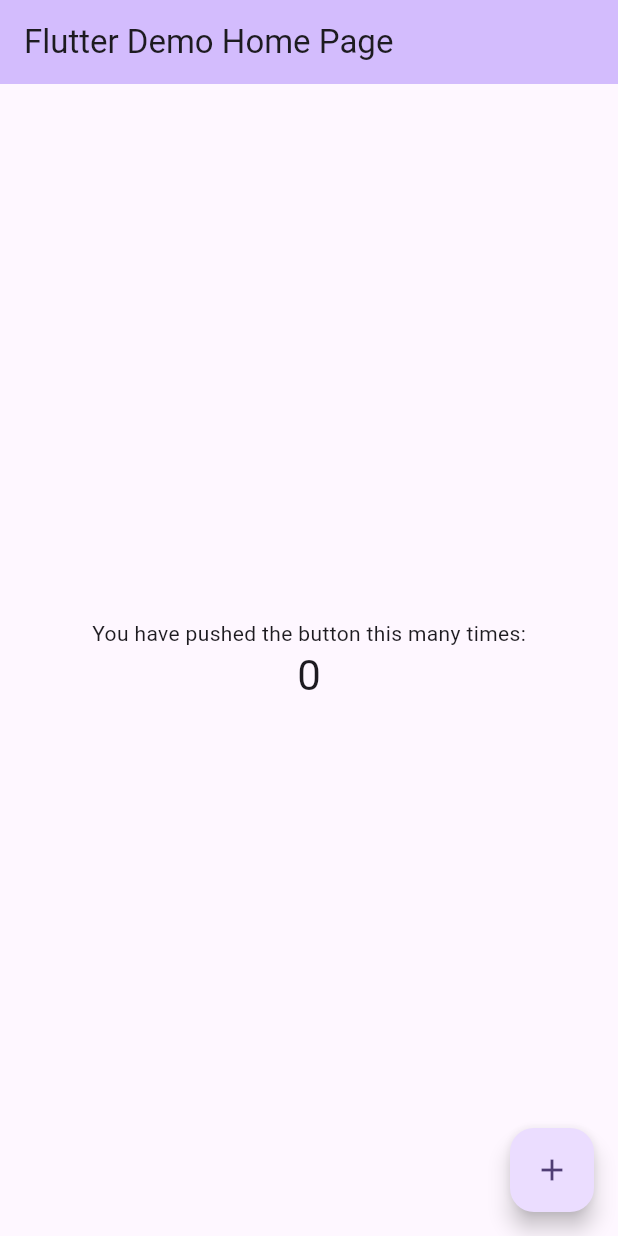
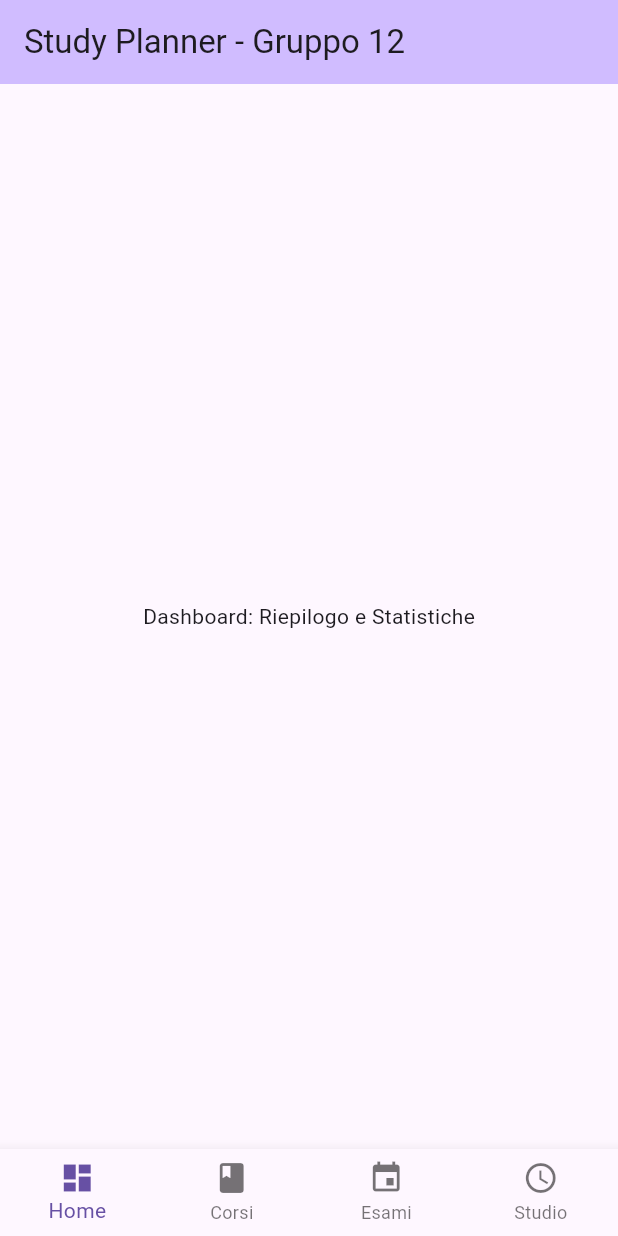
Before and after one commit to famato46/MOBPROG_StudyPlanner-ExamTracker-G12, a Flutter app: the screen it shows after launch, on a phone screen of 412 x 824 dp. Run offline on Flutter 3.47's test engine with Material 3 defaults, Android fonts, the light colour scheme and no system bars.

Commit message:
Update main and README

```diff
--- a/lib/main.dart
+++ b/lib/main.dart
@@ -1,121 +1,67 @@
 import 'package:flutter/material.dart';
 
 void main() {
-  runApp(const MyApp());
+  runApp(const StudyPlannerApp());
 }
 
-class MyApp extends StatelessWidget {
-  const MyApp({super.key});
+class StudyPlannerApp extends StatelessWidget {
+  const StudyPlannerApp({super.key});
 
-  // This widget is the root of your application.
   @override
   Widget build(BuildContext context) {
     return MaterialApp(
-      title: 'Flutter Demo',
+      title: 'Study Planner G12',
       theme: ThemeData(
-        // This is the theme of your application.
-        //
-        // TRY THIS: Try running your application with "flutter run". You'll see
-        // the application has a purple toolbar. Then, without quitting the app,
-        // try changing the seedColor in the colorScheme below to Colors.green
-        // and then invoke "hot reload" (save your changes or press the "hot
-        // reload" button in a Flutter-supported IDE, or press "r" if you used
-        // the command line to start the app).
-        //
-        // Notice that the counter didn't reset back to zero; the application
-        // state is not lost during the reload. To reset the state, use hot
-        // restart instead.
-        //
-        // This works for code too, not just values: Most code changes can be
-        // tested with just a hot reload.
-        colorScheme: .fromSeed(seedColor: Colors.deepPurple),
+        primarySwatch: Colors.blue,
+        useMaterial3: true,
       ),
-      home: const MyHomePage(title: 'Flutter Demo Home Page'),
+      home: const MainNavigationScreen(),
     );
   }
 }
 
-class MyHomePage extends StatefulWidget {
-  const MyHomePage({super.key, required this.title});
-
-  // This widget is the home page of your application. It is stateful, meaning
-  // that it has a State object (defined below) that contains fields that affect
-  // how it looks.
-
-  // This class is the configuration for the state. It holds the values (in this
-  // case the title) provided by the parent (in this case the App widget) and
-  // used by the build method of the State. Fields in a Widget subclass are
-  // always marked "final".
-
-  final String title;
+class MainNavigationScreen extends StatefulWidget {
+  const MainNavigationScreen({super.key});
 
   @override
-  State<MyHomePage> createState() => _MyHomePageState();
+  State<MainNavigationScreen> createState() => _MainNavigationScreenState();
 }
 
-class _MyHomePageState extends State<MyHomePage> {
-  int _counter = 0;
+class _MainNavigationScreenState extends State<MainNavigationScreen> {
+  int _selectedIndex = 0;
 
-  void _incrementCounter() {
+  // Elenco delle schermate principali richieste dalla traccia [cite: 19]
+  static const List<Widget> _pages = <Widget>[
+    Center(child: Text('Dashboard: Riepilogo e Statistiche')), //
+    Center(child: Text('Gestione Corsi')), //
+    Center(child: Text('Esami e Scadenze')), //
+    Center(child: Text('Pianificazione Studio❤️')), //
+  ];
+
+  void _onItemTapped(int index) {
     setState(() {
-      // This call to setState tells the Flutter framework that something has
-      // changed in this State, which causes it to rerun the build method below
-      // so that the display can reflect the updated values. If we changed
-      // _counter without calling setState(), then the build method would not be
-      // called again, and so nothing would appear to happen.
-      _counter++;
+      _selectedIndex = index;
     });
   }
 
   @override
   Widget build(BuildContext context) {
-    // This method is rerun every time setState is called, for instance as done
-    // by the _incrementCounter method above.
-    //
-    // The Flutter framework has been optimized to make rerunning build methods
-    // fast, so that you can just rebuild anything that needs updating rather
-    // than having to individually change instances of widgets.
     return Scaffold(
       appBar: AppBar(
-        // TRY THIS: Try changing the color here to a specific color (to
-        // Colors.amber, perhaps?) and trigger a hot reload to see the AppBar
-        // change color while the other colors stay the same.
+        title: const Text('Study Planner - Gruppo 12'),
         backgroundColor: Theme.of(context).colorScheme.inversePrimary,
-        // Here we take the value from the MyHomePage object that was created by
-        // the App.build method, and use it to set our appbar title.
-        title: Text(widget.title),
       ),
-      body: Center(
-        // Center is a layout widget. It takes a single child and positions it
-        // in the middle of the parent.
-        child: Column(
-          // Column is also a layout widget. It takes a list of children and
-          // arranges them vertically. By default, it sizes itself to fit its
-          // children horizontally, and tries to be as tall as its parent.
-          //
-          // Column has various properties to control how it sizes itself and
-          // how it positions its children. Here we use mainAxisAlignment to
-          // center the children vertically; the main axis here is the vertical
-          // axis because Columns are vertical (the cross axis would be
-          // horizontal).
-          //
-          // TRY THIS: Invoke "debug painting" (choose the "Toggle Debug Paint"
-          // action in the IDE, or press "p" in the console), to see the
-          // wireframe for each widget.
-          mainAxisAlignment: .center,
-          children: [
-            const Text('You have pushed the button this many times:'),
-            Text(
-              '$_counter',
-              style: Theme.of(context).textTheme.headlineMedium,
-            ),
-          ],
-        ),
-      ),
-      floatingActionButton: FloatingActionButton(
-        onPressed: _incrementCounter,
-        tooltip: 'Increment',
-        child: const Icon(Icons.add),
+      body: _pages[_selectedIndex],
+      bottomNavigationBar: BottomNavigationBar(
+        type: BottomNavigationBarType.fixed,
+        items: const <BottomNavigationBarItem>[
+          BottomNavigationBarItem(icon: Icon(Icons.dashboard), label: 'Home'),
+          BottomNavigationBarItem(icon: Icon(Icons.book), label: 'Corsi'),
+          BottomNavigationBarItem(icon: Icon(Icons.event), label: 'Esami'),
+          BottomNavigationBarItem(icon: Icon(Icons.schedule), label: 'Studio'),
+        ],
+        currentIndex: _selectedIndex,
+        onTap: _onItemTapped,
       ),
     );
   }
```
Also changed, not shown: 1 other file.
